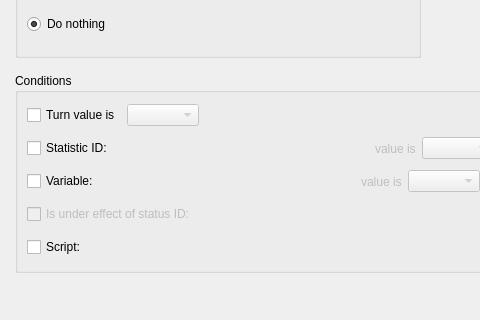
Old version of the form Editor/Dialogs/Systems/dialogsystemmonsteraction.ui in the repository RPG-Paper-Maker/RPG-Paper-Maker; both pictures show x 0 to 480 and y 135 to 455 of the 867 by 455 pixel window.
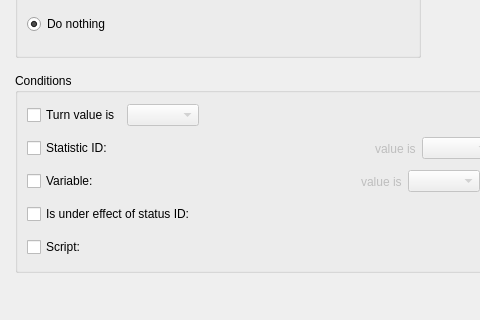
New version of the form. Custom widgets are drawn as their Qt base class.

```diff
--- a/Editor/Dialogs/Systems/dialogsystemmonsteraction.ui
+++ b/Editor/Dialogs/Systems/dialogsystemmonsteraction.ui
@@ -498,7 +498,7 @@
               <item>
                <widget class="QCheckBox" name="checkBoxIsUnderEffectOfStatus">
                 <property name="enabled">
-                 <bool>false</bool>
+                 <bool>true</bool>
                 </property>
                 <property name="text">
                  <string>Is under effect of status ID:</string>
```
